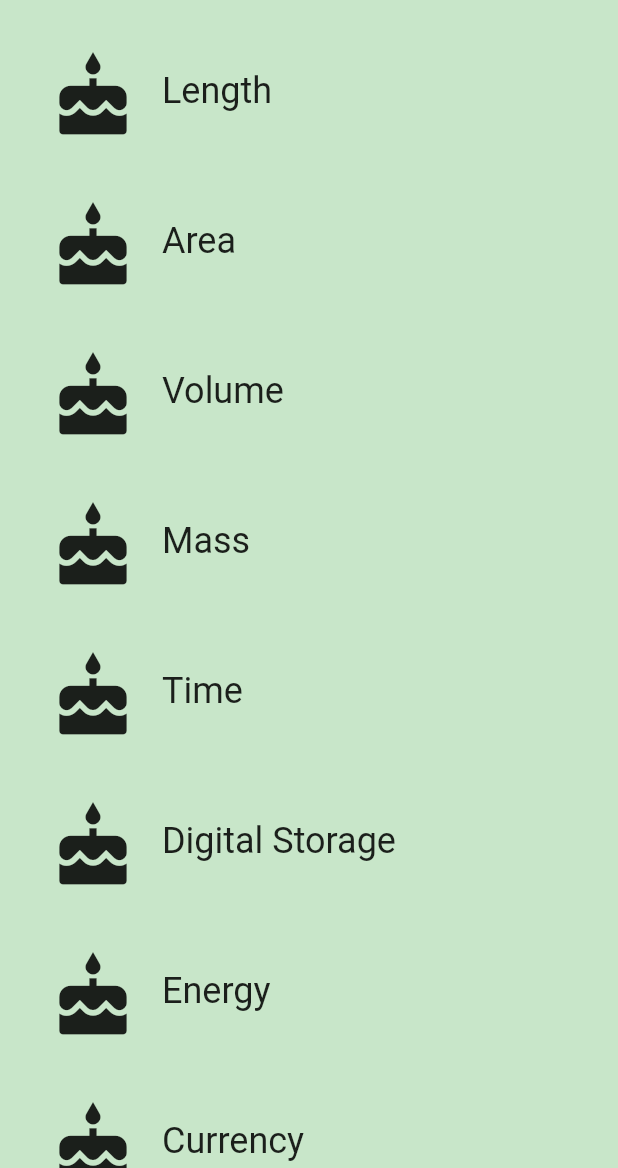
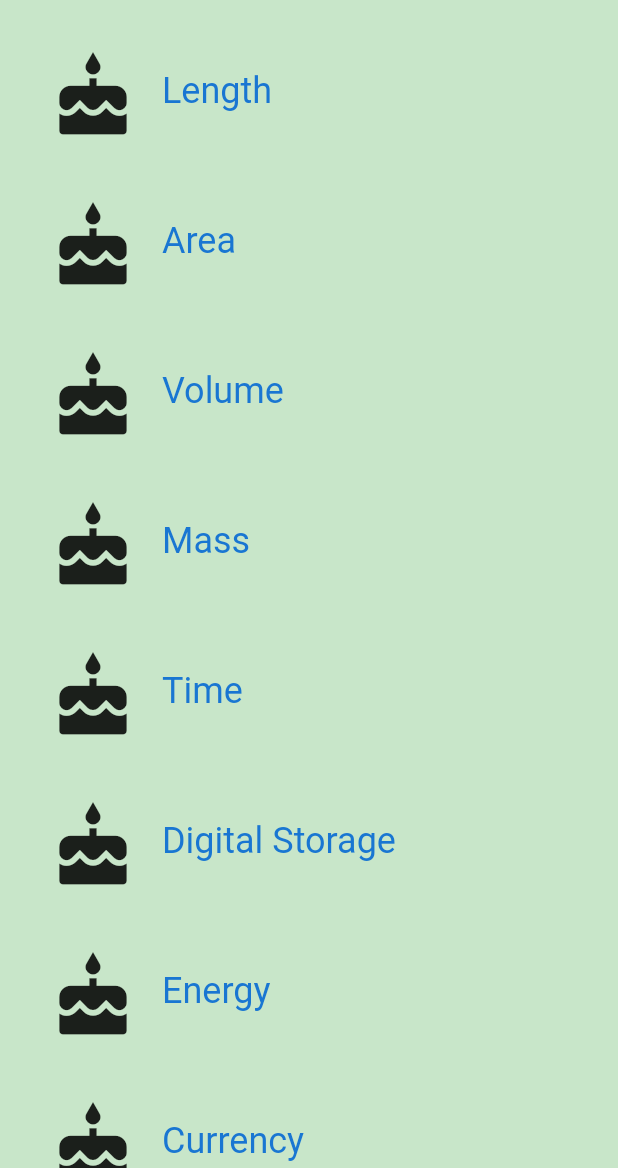
Before and after one commit to rajtheinnovator/flutter_samples, a Flutter app: the screen it shows after launch, on a phone screen of 412 x 824 dp, the part 68-1236 px from its top. Run offline on Flutter 3.47's test engine with Material 2 defaults, Android fonts, the phone set to English and light mode, and no system bars; Roboto replaces fonts that are missing (Raleway).

Commit message:
Customized app theme colors

```diff
--- a/lib/main.dart
+++ b/lib/main.dart
@@ -1,7 +1,7 @@
+import 'package:flutter/cupertino.dart';
 import 'package:flutter/material.dart';
 
 import 'category_screen.dart';
-
 
 void main() {
   runApp(UnitConverterApp());
@@ -13,6 +13,18 @@ class UnitConverterApp extends StatelessWidget {
     return MaterialApp(
       debugShowCheckedModeBanner: false,
       title: 'Unit Converter',
+      theme: ThemeData(
+        fontFamily: 'Raleway',
+        textTheme: Theme
+            .of(context)
+            .textTheme
+            .apply(
+          bodyColor: Colors.blue[700],
+          displayColor: Colors.blue[700],
+        ),
+        primaryColor: Colors.grey[500],
+        textSelectionHandleColor: Colors.green[500],
+      ),
       home: CategoryScreen(),
     );
   }
```
Also changed, not shown: 1 other file.
